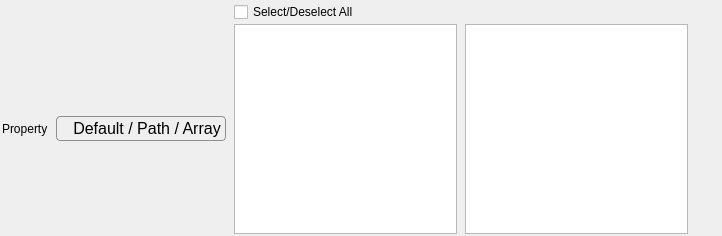
The window that Source/SVWidgetsLib/FilterParameterWidgets/UI_Files/MultiDataArraySelectionWidget.ui (BlueQuartzSoftware/SIMPL) describes before a commit, drawn with Qt 5.
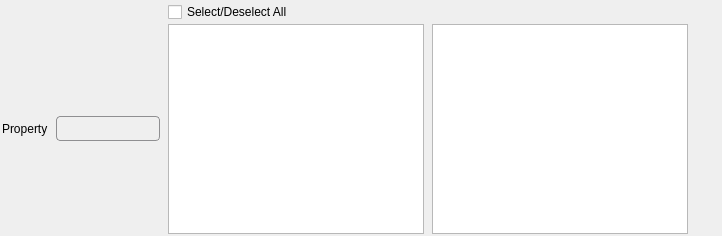
The same window after the commit. Icons and pictures are not drawn.

Commit message: Fixing bugs in MultiDataArraySelectionWidget where arrays were not populating the selection list.

```diff
--- a/Source/SVWidgetsLib/FilterParameterWidgets/UI_Files/MultiDataArraySelectionWidget.ui
+++ b/Source/SVWidgetsLib/FilterParameterWidgets/UI_Files/MultiDataArraySelectionWidget.ui
@@ -92,7 +92,7 @@
 </string>
      </property>
      <property name="text">
-      <string notr="true">Default / Path / Array</string>
+      <string notr="true"/>
      </property>
      <property name="iconSize">
       <size>
```
The commit also changes 1 other file.
